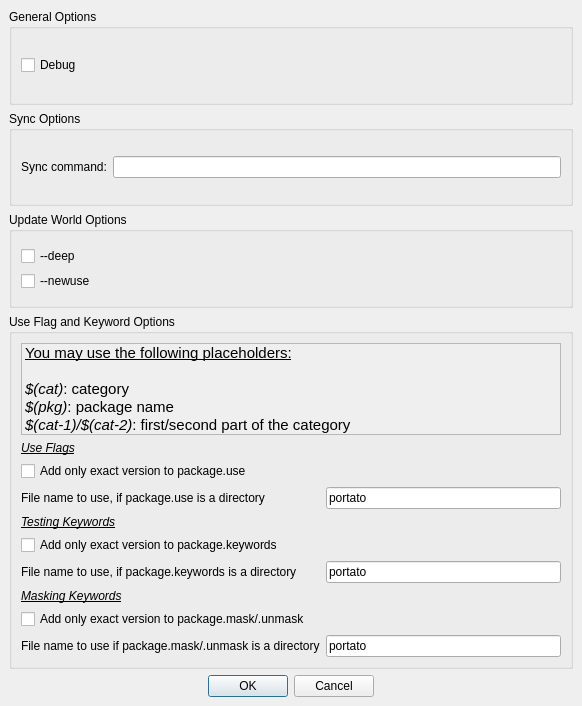
Old version of the form portato/gui/qt/ui/PreferenceWindow.ui in the repository Necoro/portato.
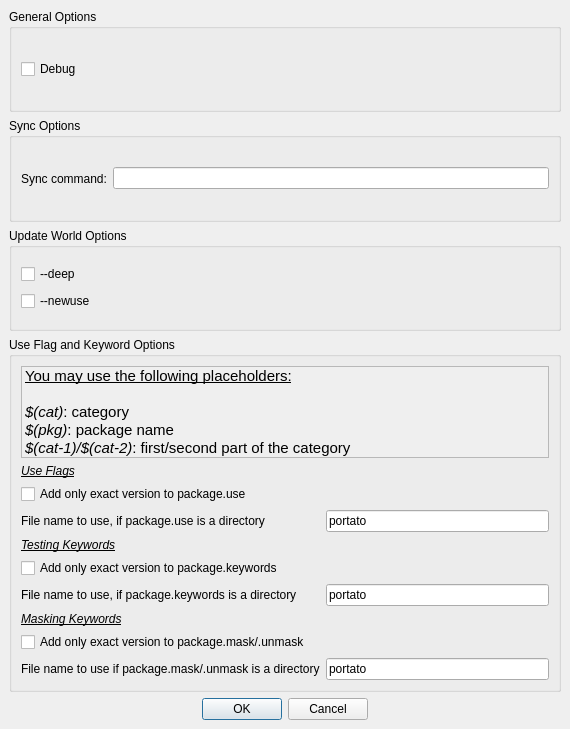
New version of the form.

Commit message: added ebuild window for Qt-Frontend

```diff
--- a/portato/gui/qt/ui/PreferenceWindow.ui
+++ b/portato/gui/qt/ui/PreferenceWindow.ui
@@ -5,8 +5,8 @@
    <rect>
     <x>0</x>
     <y>0</y>
-    <width>582</width>
-    <height>706</height>
+    <width>570</width>
+    <height>729</height>
    </rect>
   </property>
   <property name="windowTitle" >
```
The commit also changes 3 other files.
